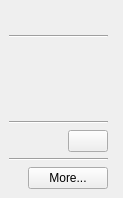
Before: the Qt Designer form src/lib/other/siteinfowidget.ui in osza-tools/osza-browser, drawn with Qt 5.
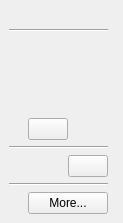
After: the same form once the commit is applied.

Commit message: security: DoH plumbing, the security dashboard sidebar and padlock HTTPS-Only shortcuts

The edit to the form file:
```diff
--- a/src/lib/other/siteinfowidget.ui
+++ b/src/lib/other/siteinfowidget.ui
@@ -38,7 +38,7 @@
       <property name="rightMargin">
        <number>15</number>
       </property>
-      <item row="6" column="0" colspan="3">
+      <item row="8" column="0" colspan="3">
        <layout class="QHBoxLayout" name="horizontalLayout_3">
         <item>
          <widget class="QLabel" name="protocolHandlerLabel"/>
@@ -65,7 +65,7 @@
         </property>
        </widget>
       </item>
-      <item row="9" column="0" colspan="3">
+      <item row="10" column="0" colspan="3">
        <layout class="QHBoxLayout" name="horizontalLayout_2">
         <property name="spacing">
          <number>6</number>
@@ -111,7 +111,7 @@
         </property>
        </widget>
       </item>
-      <item row="5" column="0" colspan="3">
+      <item row="7" column="0" colspan="3">
        <widget class="Line" name="protocolHandlerLine">
         <property name="orientation">
          <enum>Qt::Horizontal</enum>
@@ -125,13 +125,33 @@
         </property>
        </widget>
       </item>
-      <item row="8" column="0" colspan="3">
+      <item row="9" column="0" colspan="3">
        <widget class="Line" name="line">
         <property name="orientation">
          <enum>Qt::Horizontal</enum>
         </property>
        </widget>
       </item>
+      <item row="5" column="2">
+       <widget class="QLabel" name="httpsOnlyLabel">
+        <property name="sizePolicy">
+         <sizepolicy hsizetype="MinimumExpanding" vsizetype="Preferred">
+          <horstretch>0</horstretch>
+          <verstretch>0</verstretch>
+         </sizepolicy>
+        </property>
+       </widget>
+      </item>
+      <item row="6" column="2">
+       <widget class="QPushButton" name="httpsOnlyButton">
+        <property name="sizePolicy">
+         <sizepolicy hsizetype="Maximum" vsizetype="Fixed">
+          <horstretch>0</horstretch>
+          <verstretch>0</verstretch>
+         </sizepolicy>
+        </property>
+       </widget>
+      </item>
       <item row="0" column="0" colspan="3">
        <widget class="QLabel" name="titleLabel">
         <property name="alignment">
```
The commit also changes 28 other files.
